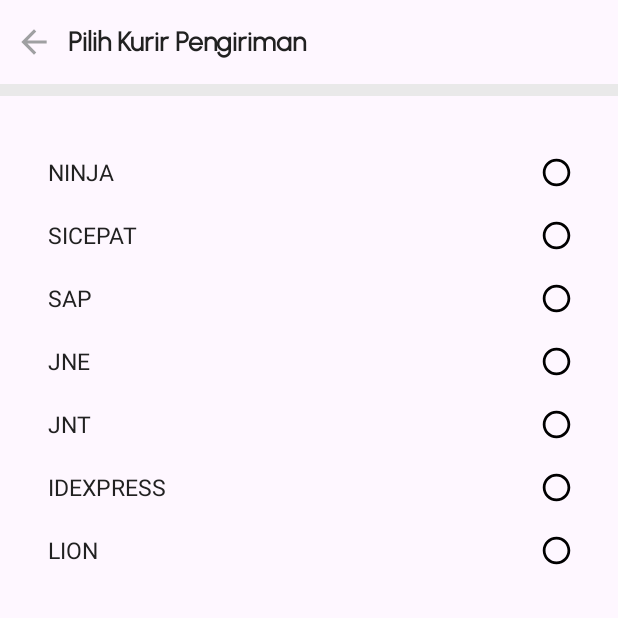
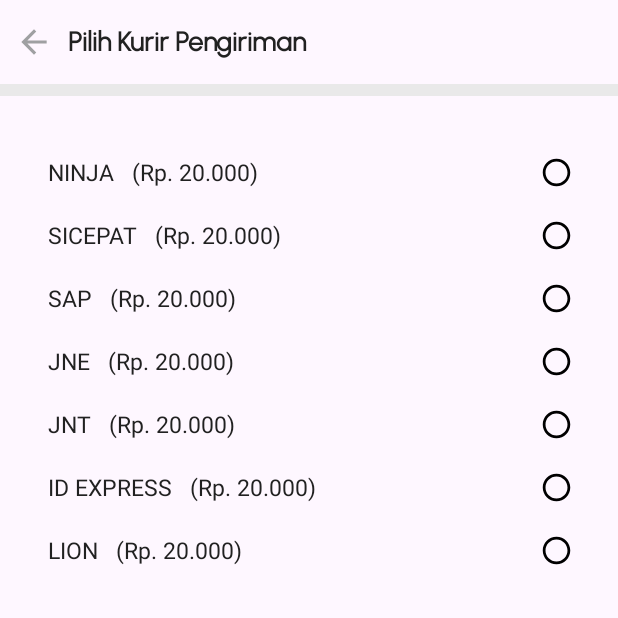
Before and after one commit to maulanaibnu/KoperasiAR, an Android app: the SelectCourirActivity screen opened directly, with no data from a screen before it, on a phone screen of 412 x 824 dp, the top half of it. Run offline under Robolectric (Android 15) with nearby library versions, the phone set to English and light mode, and no system bars.

Commit message:
[MODIFY] fixing price format

```diff
--- a/app/src/main/res/layout/activity_select_courir.xml
+++ b/app/src/main/res/layout/activity_select_courir.xml
@@ -61,10 +61,19 @@
 
             <TextView
                 android:id="@+id/tv_courir_ninja"
-                android:layout_width="0dp"
+                android:layout_width="wrap_content"
+                android:layout_height="wrap_content"
+                android:text="NINJA"
+                android:textColor="#212121"
+                android:textSize="15sp"
+                android:layout_marginStart="12dp"/>
+
+            <TextView
+                android:id="@+id/tv_price_ninja"
+                android:layout_width="wrap_content"
                 android:layout_height="wrap_content"
                 android:layout_weight="1"
-                android:text="NINJA"
+                android:text="(Rp. 20.000)"
                 android:textColor="#212121"
                 android:textSize="15sp"
                 android:layout_marginStart="12dp"/>
@@ -86,10 +95,19 @@
 
             <TextView
                 android:id="@+id/tv_courir_sicepat"
-                android:layout_width="0dp"
+                android:layout_width="wrap_content"
+                android:layout_height="wrap_content"
+                android:text="SICEPAT"
+                android:textColor="#212121"
+                android:textSize="15sp"
+                android:layout_marginStart="12dp"/>
+
+            <TextView
+                android:id="@+id/tv_price_sicepat"
+                android:layout_width="wrap_content"
                 android:layout_height="wrap_content"
                 android:layout_weight="1"
-                android:text="SICEPAT"
+                android:text="(Rp. 20.000)"
                 android:textColor="#212121"
                 android:textSize="15sp"
                 android:layout_marginStart="12dp"/>
@@ -110,10 +128,19 @@
 
             <TextView
                 android:id="@+id/tv_courir_sap"
-                android:layout_width="0dp"
+                android:layout_width="wrap_content"
+                android:layout_height="wrap_content"
+                android:text="SAP"
+                android:textColor="#212121"
+                android:textSize="15sp"
+                android:layout_marginStart="12dp"/>
+
+            <TextView
+                android:id="@+id/tv_price_sap"
+                android:layout_width="wrap_content"
                 android:layout_height="wrap_content"
                 android:layout_weight="1"
-                android:text="SAP"
+                android:text="(Rp. 20.000)"
                 android:textColor="#212121"
                 android:textSize="15sp"
                 android:layout_marginStart="12dp"/>
@@ -134,10 +161,18 @@
 
             <TextView
                 android:id="@+id/tv_courir_jne"
-                android:layout_width="0dp"
+                android:layout_width="wrap_content"
+                android:layout_height="wrap_content"
+                android:text="JNE"
+                android:textColor="#212121"
+                android:textSize="15sp"
+                android:layout_marginStart="12dp"/>
+            <TextView
+                android:id="@+id/tv_price_jne"
+                android:layout_width="wrap_content"
                 android:layout_height="wrap_content"
                 android:layout_weight="1"
-                android:text="JNE"
+                android:text="(Rp. 20.000)"
                 android:textColor="#212121"
                 android:textSize="15sp"
                 android:layout_marginStart="12dp"/>
@@ -158,10 +193,19 @@
 
             <TextView
                 android:id="@+id/tv_courir_jnt"
-                android:layout_width="0dp"
+                android:layout_width="wrap_content"
+                android:layout_height="wrap_content"
+                android:text="JNT"
+                android:textColor="#212121"
+                android:textSize="15sp"
+                android:layout_marginStart="12dp"/>
+
+            <TextView
+                android:id="@+id/tv_price_jnt"
+                android:layout_width="wrap_content"
                 android:layout_height="wrap_content"
                 android:layout_weight="1"
-                android:text="JNT"
+                android:text="(Rp. 20.000)"
                 android:textColor="#212121"
                 android:textSize="15sp"
                 android:layout_marginStart="12dp"/>
@@ -182,10 +226,18 @@
 
             <TextView
                 android:id="@+id/tv_courir_idexpress"
-                android:layout_width="0dp"
+                android:layout_width="wrap_content"
+                android:layout_height="wrap_content"
+                android:text="ID EXPRESS"
+                android:textColor="#212121"
+                android:textSize="15sp"
+                android:layout_marginStart="12dp"/>
+            <TextView
+                android:id="@+id/tv_price_idExpress"
+                android:layout_width="wrap_content"
                 android:layout_height="wrap_content"
                 android:layout_weight="1"
-                android:text="IDEXPRESS"
+                android:text="(Rp. 20.000)"
                 android:textColor="#212121"
                 android:textSize="15sp"
                 android:layout_marginStart="12dp"/>
@@ -206,10 +258,19 @@
 
             <TextView
                 android:id="@+id/tv_courir_lion"
-                android:layout_width="0dp"
+                android:layout_width="wrap_content"
+                android:layout_height="wrap_content"
+                android:text="LION"
+                android:textColor="#212121"
+                android:textSize="15sp"
+                android:layout_marginStart="12dp"/>
+
+            <TextView
+                android:id="@+id/tv_price_lion"
+                android:layout_width="wrap_content"
                 android:layout_height="wrap_content"
                 android:layout_weight="1"
-                android:text="LION"
+                android:text="(Rp. 20.000)"
                 android:textColor="#212121"
                 android:textSize="15sp"
                 android:layout_marginStart="12dp"/>
```
